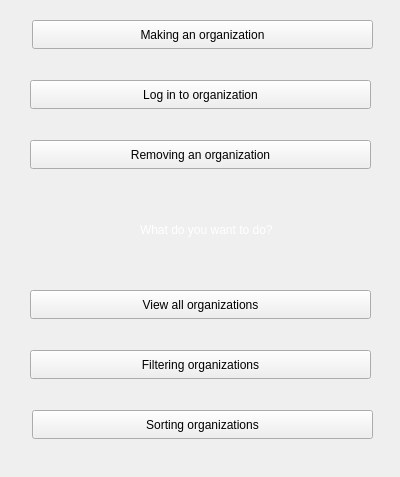
The window that organ_door/organization_entrance.ui (Shayanrava/APproject) describes before a commit, drawn with Qt 5.
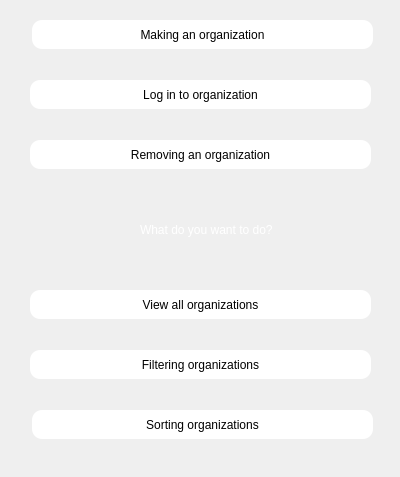
The same window after the commit.

Commit message: yellow color to pushButtons added

What changed in the file:
```diff
--- a/organ_door/organization_entrance.ui
+++ b/organ_door/organization_entrance.ui
@@ -28,7 +28,16 @@
     </rect>
    </property>
    <property name="styleSheet">
-    <string notr="true"/>
+    <string notr="true">#pushButton:hover
+{
+background-color:yellow;
+order:1px solid yellow; 
+}
+#pushButton
+{
+background-color:white;
+border-radius:10px;
+}</string>
    </property>
    <property name="text">
     <string>Making an organization</string>
@@ -43,6 +52,18 @@
      <height>29</height>
     </rect>
    </property>
+   <property name="styleSheet">
+    <string notr="true">#pushButton_2:hover
+{
+background-color:yellow;
+order:1px solid yellow; 
+}
+#pushButton_2
+{
+background-color:white;
+border-radius:10px;
+}</string>
+   </property>
    <property name="text">
     <string>Log in to organization</string>
    </property>
@@ -56,6 +77,18 @@
      <height>29</height>
     </rect>
    </property>
+   <property name="styleSheet">
+    <string notr="true">#pushButton_3:hover
+{
+background-color:yellow;
+order:1px solid yellow; 
+}
+#pushButton_3
+{
+background-color:white;
+border-radius:10px;
+}</string>
+   </property>
    <property name="text">
     <string>Removing an organization</string>
    </property>
@@ -69,6 +102,18 @@
      <height>29</height>
     </rect>
    </property>
+   <property name="styleSheet">
+    <string notr="true">#pushButton_4:hover
+{
+background-color:yellow;
+order:1px solid yellow; 
+}
+#pushButton_4
+{
+background-color:white;
+border-radius:10px;
+}</string>
+   </property>
    <property name="text">
     <string>View all organizations</string>
    </property>
@@ -82,6 +127,18 @@
      <height>29</height>
     </rect>
    </property>
+   <property name="styleSheet">
+    <string notr="true">#pushButton_5:hover
+{
+background-color:yellow;
+order:1px solid yellow; 
+}
+#pushButton_5
+{
+background-color:white;
+border-radius:10px;
+}</string>
+   </property>
    <property name="text">
     <string>Filtering organizations</string>
    </property>
@@ -95,6 +152,18 @@
      <height>29</height>
     </rect>
    </property>
+   <property name="styleSheet">
+    <string notr="true">#pushButton_6:hover
+{
+background-color:yellow;
+order:1px solid yellow; 
+}
+#pushButton_6
+{
+background-color:white;
+border-radius:10px;
+}</string>
+   </property>
    <property name="text">
     <string>Sorting organizations</string>
    </property>
```
The commit also changes 3 other files.
